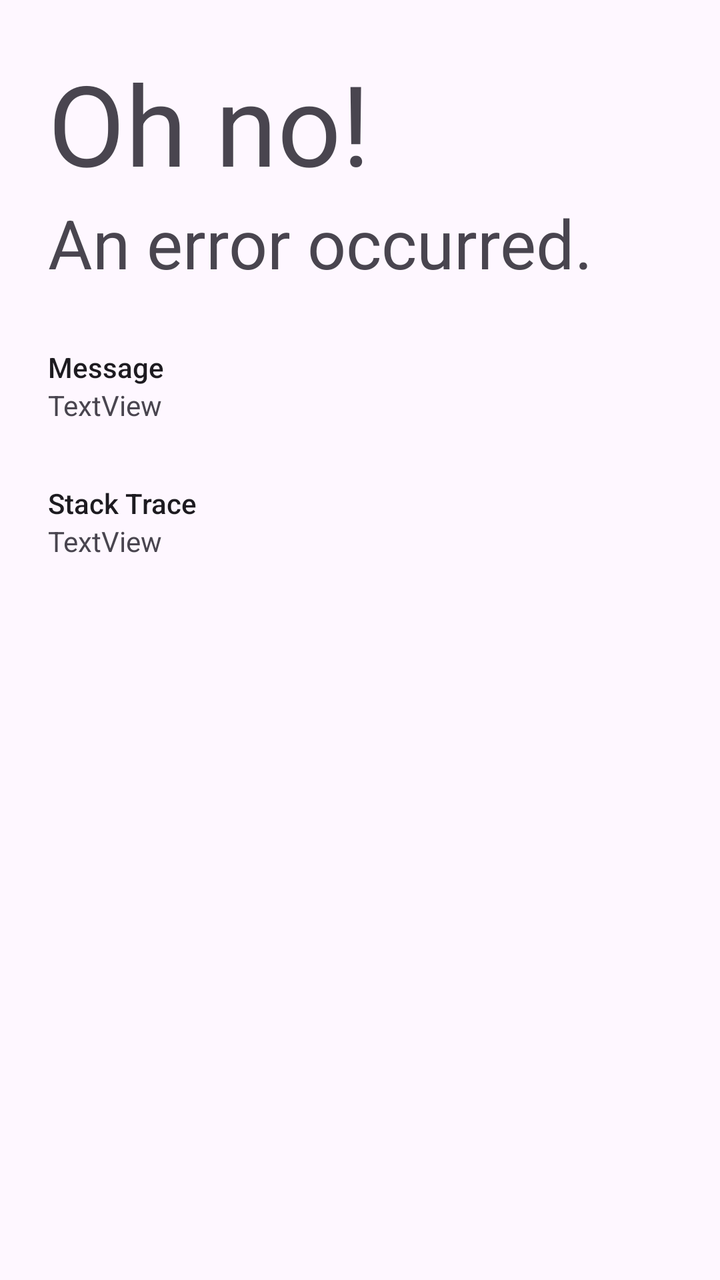
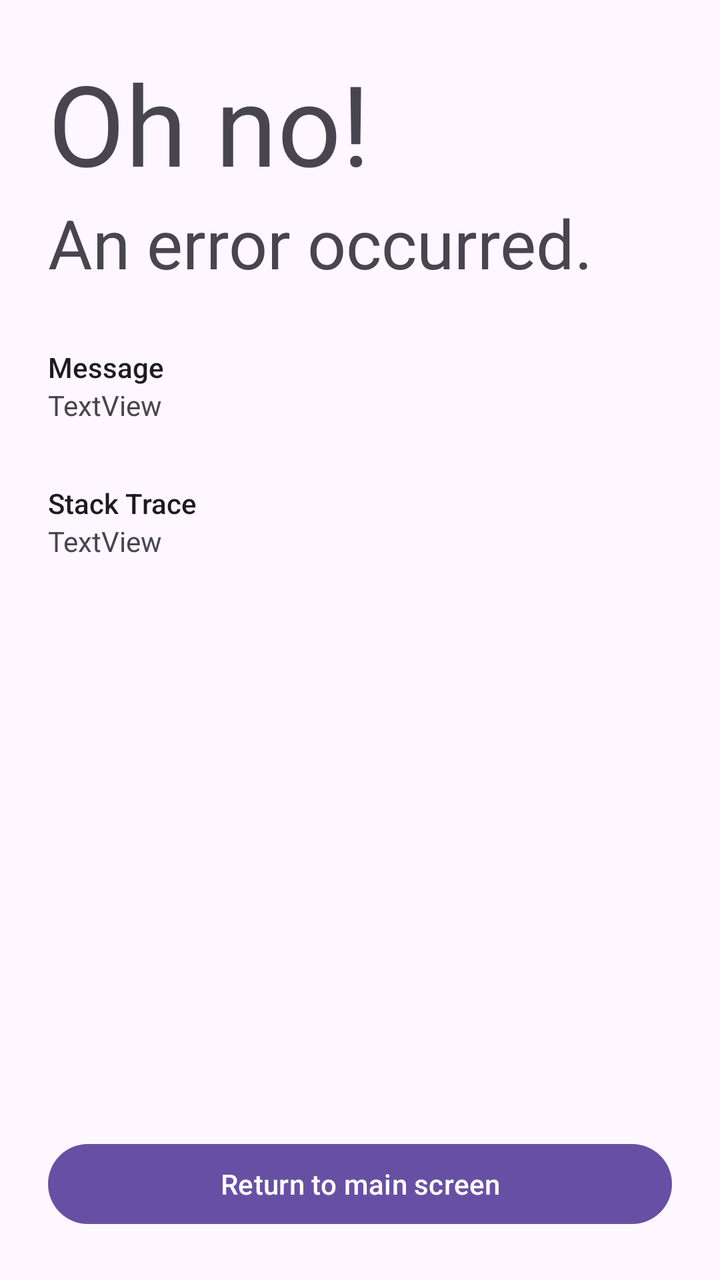

Screens rendered from an Android XML layout before and after an edit, with the pre-edit source and the edit as a unified diff.
<!-- AndroidManifest.xml: application theme Theme.CS2340C_Team28 -->
<!-- res/layout/activity_error_view.xml -->
<?xml version="1.0" encoding="utf-8"?>
<androidx.constraintlayout.widget.ConstraintLayout xmlns:android="http://schemas.android.com/apk/res/android"
    xmlns:app="http://schemas.android.com/apk/res-auto"
    xmlns:tools="http://schemas.android.com/tools"
    android:layout_width="match_parent"
    android:layout_height="match_parent"
    tools:context=".activities.ErrorViewActivity">

    <LinearLayout
        android:layout_width="match_parent"
        android:layout_height="match_parent"
        android:layout_marginStart="24dp"
        android:layout_marginTop="24dp"
        android:layout_marginEnd="24dp"
        android:layout_marginBottom="24dp"
        android:orientation="vertical"
        app:layout_constraintBottom_toBottomOf="parent"
        app:layout_constraintEnd_toEndOf="parent"
        app:layout_constraintStart_toStartOf="parent"
        app:layout_constraintTop_toTopOf="parent">

        <TextView
            android:id="@+id/textView9"
            android:layout_width="match_parent"
            android:layout_height="wrap_content"
            android:text="Oh no!"
            android:textAppearance="@style/TextAppearance.AppCompat.Display3" />

        <TextView
            android:id="@+id/textView8"
            android:layout_width="match_parent"
            android:layout_height="wrap_content"
            android:text="An error occurred."
            android:textAppearance="@style/TextAppearance.AppCompat.Display1" />

        <Space
            android:layout_width="match_parent"
            android:layout_height="30dp" />

        <TextView
            android:id="@+id/textView10"
            android:layout_width="match_parent"
            android:layout_height="wrap_content"
            android:text="Message"
            android:textAppearance="@style/TextAppearance.AppCompat.Body2" />

        <TextView
            android:id="@+id/activityErrorView_message"
            android:layout_width="match_parent"
            android:layout_height="wrap_content"
            android:text="TextView" />

        <Space
            android:layout_width="match_parent"
            android:layout_height="30dp" />

        <TextView
            android:id="@+id/textView11"
            android:layout_width="match_parent"
            android:layout_height="wrap_content"
            android:text="Stack Trace"
            android:textAppearance="@style/TextAppearance.AppCompat.Body2" />

        <ScrollView
            android:layout_width="match_parent"
            android:layout_height="match_parent" >

            <TextView
                android:id="@+id/activityErrorView_stackTrace"
                android:layout_width="match_parent"
                android:layout_height="wrap_content"
                android:text="TextView" />
        </ScrollView>

    </LinearLayout>

</androidx.constraintlayout.widget.ConstraintLayout>
<!-- resources referenced by this layout -->
<resources>
  <style name="Theme.CS2340C_Team28" parent="Theme.MaterialComponents.DayNight.DarkActionBar">
          
          <item name="colorPrimary">@color/purple_500</item>
          <item name="colorPrimaryVariant">@color/purple_700</item>
          <item name="colorOnPrimary">@color/white</item>
          
          <item name="colorSecondary">@color/teal_200</item>
          <item name="colorSecondaryVariant">@color/teal_700</item>
          <item name="colorOnSecondary">@color/black</item>
          
          <item name="android:statusBarColor">?attr/colorPrimaryVariant</item>
          
      </style>
  <color name="purple_500">#FF6200EE</color>
  <color name="purple_700">#FF3700B3</color>
  <color name="white">#FFFFFFFF</color>
  <color name="teal_200">#FF03DAC5</color>
  <color name="teal_700">#FF018786</color>
  <color name="black">#FF000000</color>
</resources>

<!-- the commit's change to res/layout/activity_error_view.xml (unified diff, before → after) -->
@@ -63,7 +63,8 @@
 
         <ScrollView
             android:layout_width="match_parent"
-            android:layout_height="match_parent" >
+            android:layout_height="wrap_content"
+            android:layout_weight="1">
 
             <TextView
                 android:id="@+id/activityErrorView_stackTrace"
@@ -72,6 +73,12 @@
                 android:text="TextView" />
         </ScrollView>
 
+        <Button
+            android:id="@+id/activityErrorView_returnButton"
+            android:layout_width="match_parent"
+            android:layout_height="wrap_content"
+            android:text="Return to main screen" />
+
     </LinearLayout>
 
 </androidx.constraintlayout.widget.ConstraintLayout>
